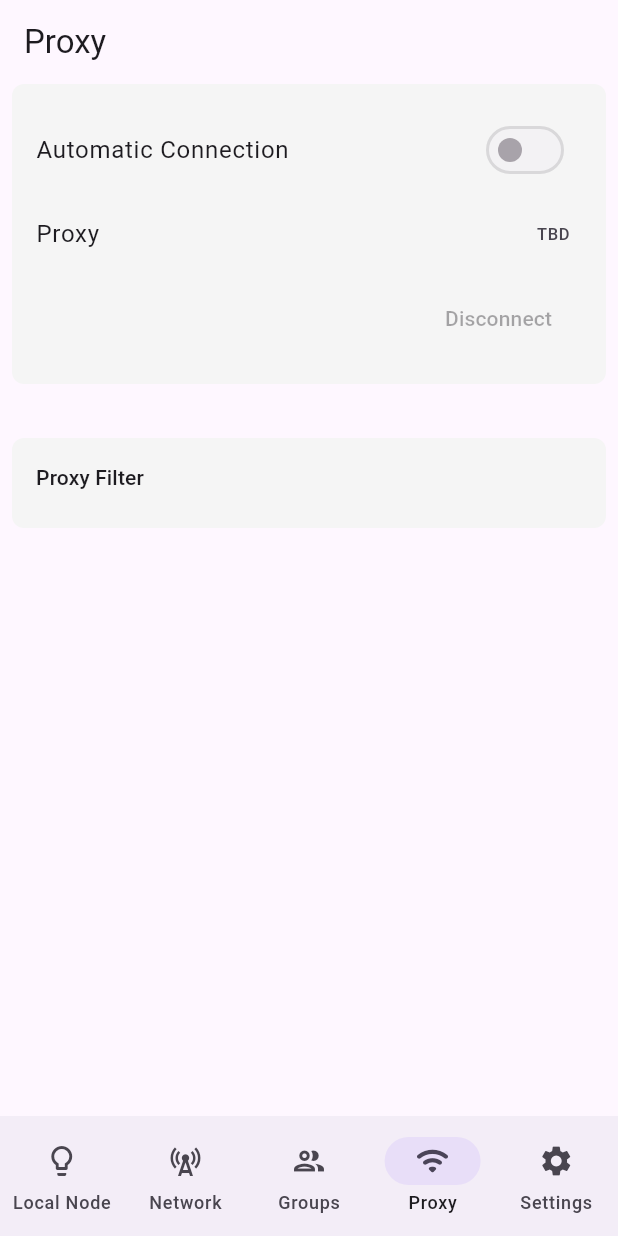
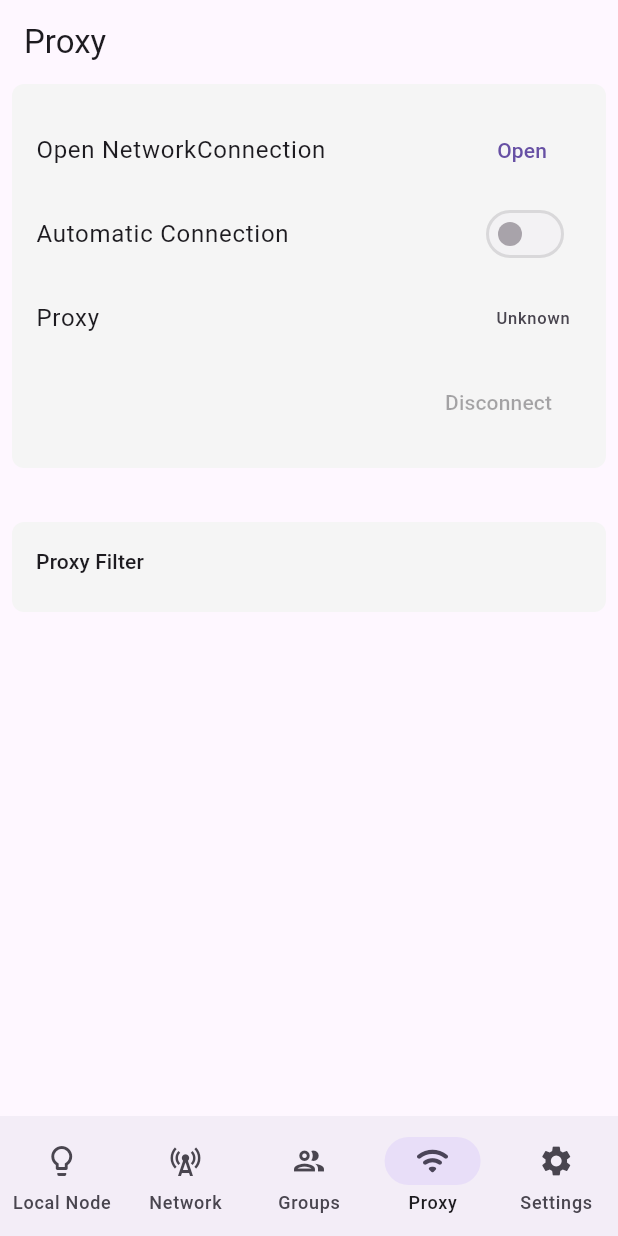
Before and after one commit to phillippbertram/flutter_mesh, a Flutter app: the screen it shows after launch, item 4 of the bottom bar chosen, on a phone screen of 412 x 824 dp. Run offline on Flutter 3.47's test engine with Material 3 defaults, Android fonts, the phone set to English and light mode, and no system bars; our stand-ins replace equatable, flutter_blue_plus, flutter_hooks, freezed_annotation, logger, package_info_plus and 2 more; missing offline and left inert: cryptography, cryptography_flutter, pointycastle; generated files the repository leaves out were written again; network calls fail; statements that could not run were skipped.

Commit message:
proxy page improvments

```diff
--- a/lib/src/screens/proxy/proxy_page.dart
+++ b/lib/src/screens/proxy/proxy_page.dart
@@ -1,4 +1,5 @@
 import 'package:flutter/material.dart';
+import 'package:flutter_mesh/src/mesh_app/app_network_manager.dart';
 import 'package:flutter_mesh/src/ui/ui.dart';
 
 class ProxyPage extends StatelessWidget {
@@ -6,6 +7,9 @@ class ProxyPage extends StatelessWidget {
 
   @override
   Widget build(BuildContext context) {
+    // TODO: this will not refresh
+    final connection = AppNetworkManager.instance.connection;
+
     return Scaffold(
       appBar: AppBar(
         title: const Text('Proxy'),
@@ -14,14 +18,23 @@ class ProxyPage extends StatelessWidget {
         children: [
           Section.children(
             children: [
+              ListTile(
+                title: Text('Open NetworkConnection'),
+                trailing: TextButton(
+                  onPressed: () {
+                    connection?.open();
+                  },
+                  child: const Text("Open"),
+                ),
+              ),
               // TODO:
               const ListTile(
                 title: Text('Automatic Connection'),
                 trailing: Switch(value: false, onChanged: null),
               ),
-              const ListTile(
+              ListTile(
                 title: Text('Proxy'),
-                trailing: Text('TBD'),
+                trailing: Text(connection?.name ?? 'Unknown'),
               ),
               ListTile(
                 trailing: TextButton(
```
